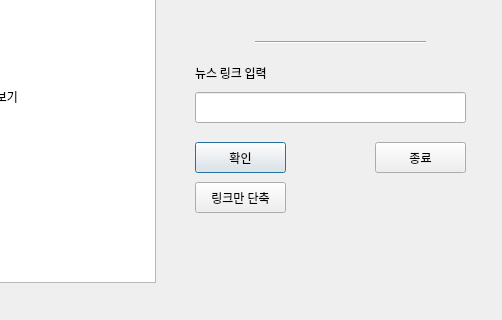
The window that HGA.ui (memoday/hangangUtil) describes before a commit, drawn with Qt 5; both pictures show x 245 to 747 and y 158 to 478 of the 747 by 478 pixel window.
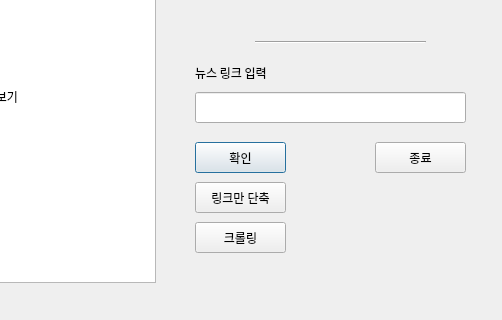
The same window after the commit.

Diff of the .ui file:
```diff
--- a/HGA.ui
+++ b/HGA.ui
@@ -280,6 +280,22 @@
     <string>본문</string>
    </property>
   </widget>
+  <widget class="QPushButton" name="btn_move">
+   <property name="geometry">
+    <rect>
+     <x>440</x>
+     <y>380</y>
+     <width>91</width>
+     <height>31</height>
+    </rect>
+   </property>
+   <property name="autoFillBackground">
+    <bool>false</bool>
+   </property>
+   <property name="text">
+    <string>크롤링</string>
+   </property>
+  </widget>
  </widget>
  <resources/>
  <connections/>
```
